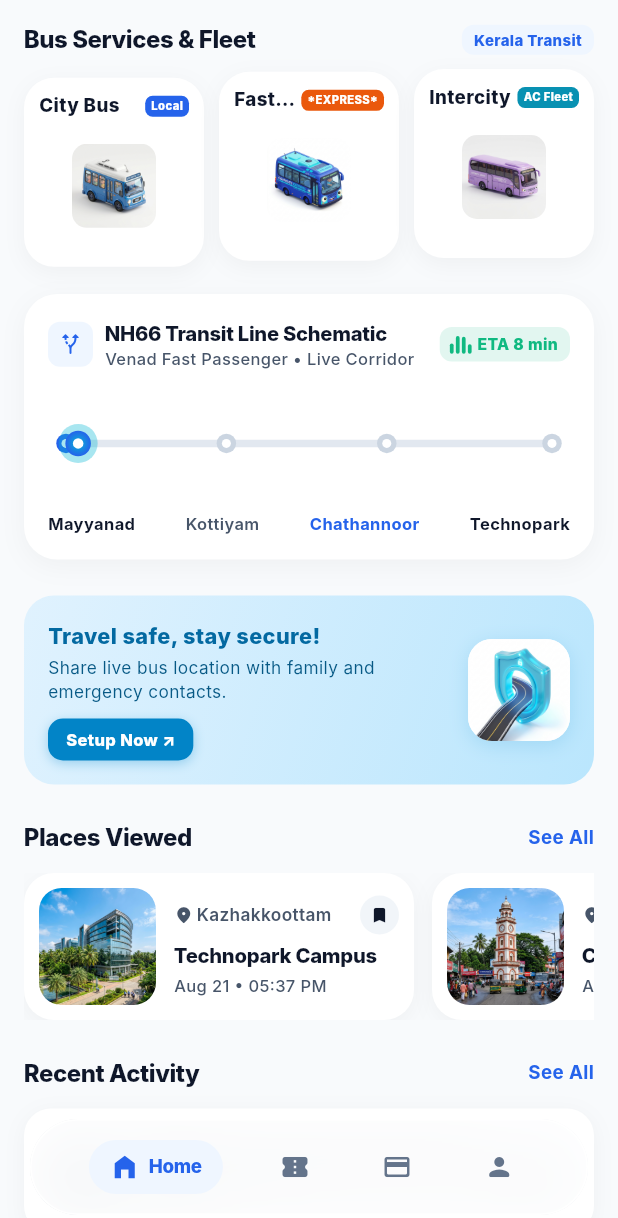
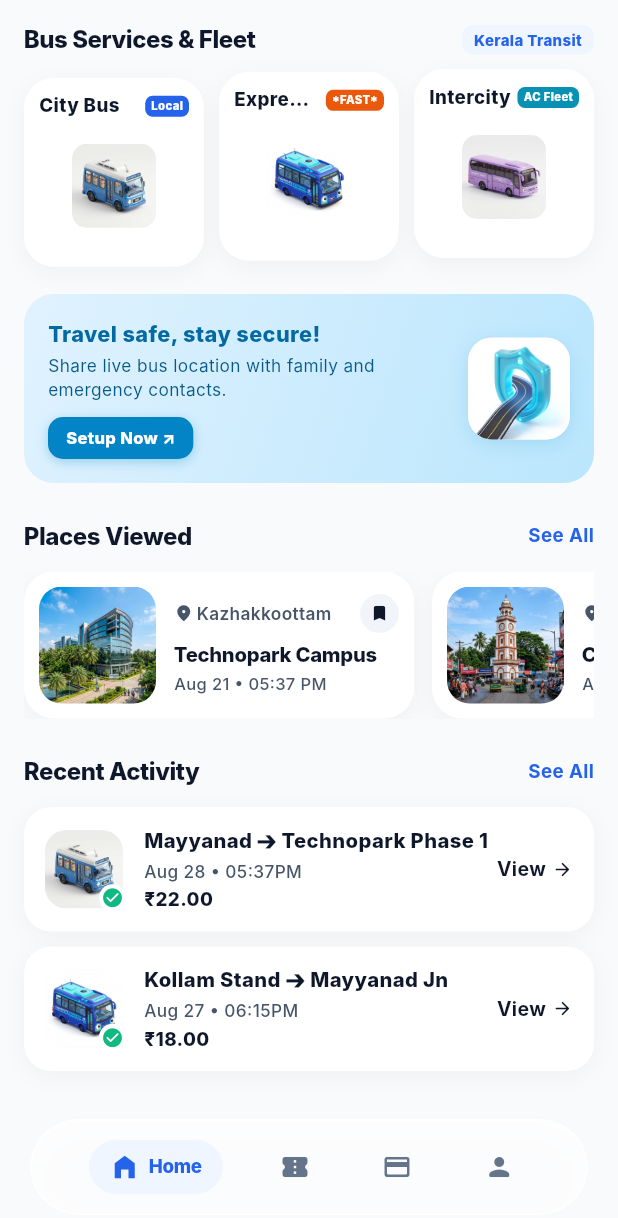
Before and after one commit to xplorifycare/Commuter_App, a Flutter app: the screen it shows after launch, scrolled down 394 dp, on a phone screen of 412 x 824 dp. Shown: the top 1218 px of the screen. Run offline on Flutter 3.47's test engine with Material 3 defaults, Android fonts, the phone set to English and light mode, and no system bars; our stand-ins replace flutter_map, latlong2, qr_flutter, socket_io_client; Roboto replaces fonts that are missing (Inter).

Commit message:
Remove out-of-place schematic card from home screen and fix Express card title

```diff
--- a/lib/screens/home_screen.dart
+++ b/lib/screens/home_screen.dart
@@ -205,12 +205,6 @@ class _HomeScreenState extends State<HomeScreen> {
           // ── D. "MORE WAYS TO TRAVEL" (Image 1: City Bus, Metro 50% OFF, Intercity) ──
           _buildMoreWaysToTravelSection(),
           const SizedBox(height: 20),
-
-          // ── D2. VECTOR TRANSIT CORRIDOR SCHEMATIC GRAPHIC (NH-66 Live Route) ──
-          TransitCorridorGraphic(
-            onViewFullRoute: () => _openFullMap(destination: 'Technopark Kazhakkoottam'),
-          ),
-          const SizedBox(height: 24),
 
           // ── E. SAFETY BANNER (Image 1: Travel safe, stay secure!) ──
           _buildSafetyBanner(),
@@ -645,16 +639,16 @@ class _HomeScreenState extends State<HomeScreen> {
             ),
             const SizedBox(width: 10),
 
-            // 2. Fast Passenger (Limited Stop Highway Express - 3D Commute Express Bus)
+            // 2. Express Bus (Limited Stop Highway Express - 3D Commute Express Bus)
             Expanded(
               child: FloatingBounce(
                 delayFraction: 0.33,
                 maxOffset: 4.0,
                 duration: const Duration(milliseconds: 2600),
                 child: _buildServiceCard(
-                  title: 'Fast Passenger',
+                  title: 'Express Bus',
                   imageAsset: 'assets/images/bus_3d.jpg',
-                  badgeText: '*EXPRESS*',
+                  badgeText: '*FAST*',
                   badgeColor: const Color(0xFFEA580C),
                   onTap: () => _openFullMap(busName: 'Royal King Electric AC'),
                 ),
```
